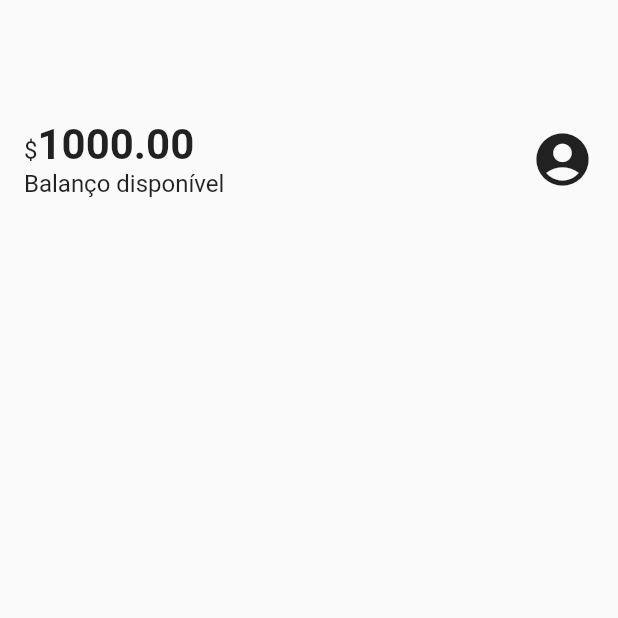
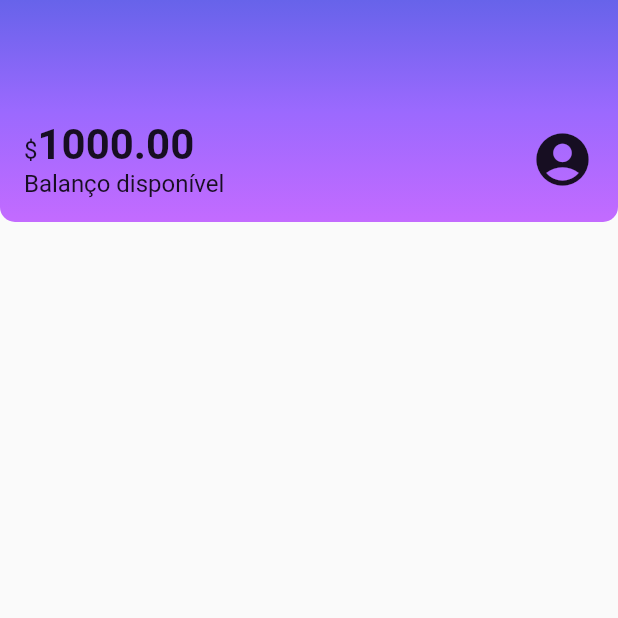
Before and after one commit to alura-cursos/curso_estilizacao, a Flutter app: the screen it shows after launch, on a phone screen of 412 x 824 dp, the top half of it. Run offline on Flutter 3.47's test engine with Material 2 defaults, Android fonts, the light colour scheme and no system bars.

Commit message:
vídeo 2.4

```diff
--- a/lib/components/sections/header.dart
+++ b/lib/components/sections/header.dart
@@ -6,6 +6,18 @@
   @override
   Widget build(BuildContext context){
     return Container(
+      decoration: BoxDecoration(
+        gradient: LinearGradient(
+          begin: Alignment.topCenter,
+          end: Alignment.bottomCenter,
+          colors: <Color>[
+            Color.fromRGBO(103, 99, 234, 1.0),
+            Color.fromRGBO(155, 105, 254, 1.0),
+            Color.fromRGBO(195, 107, 255, 1.0),
+          ]
+        ),
+        borderRadius: BorderRadius.vertical(bottom: Radius.circular(10)),
+      ),
       child: Padding(
         padding: const EdgeInsets.fromLTRB(16.0, 80.0, 16.0, 16.0),
         child: Row(
```
